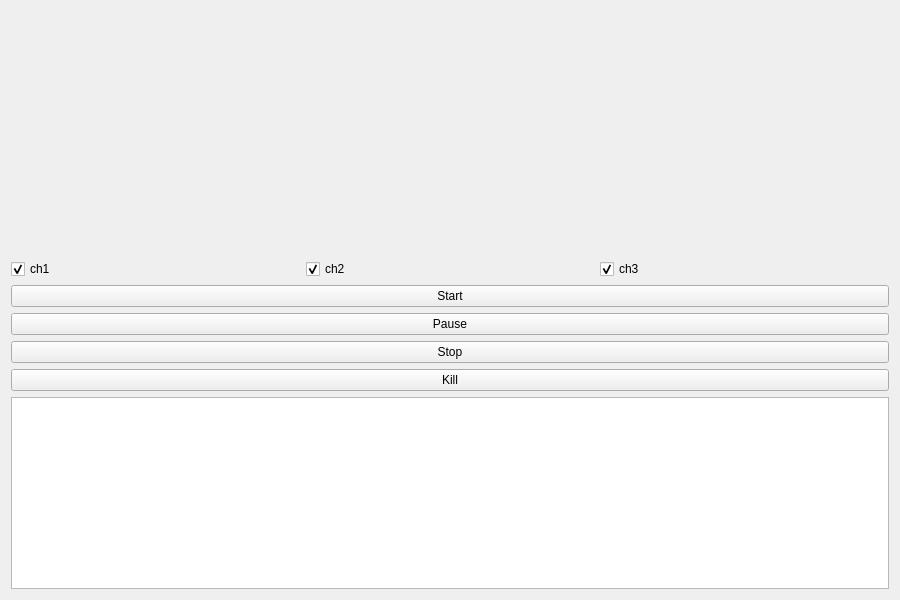
The window that src/test_multi_process_pandas/views/main.ui (lolo26130/test_multi_process_pandas) describes before a commit, drawn with Qt 5.
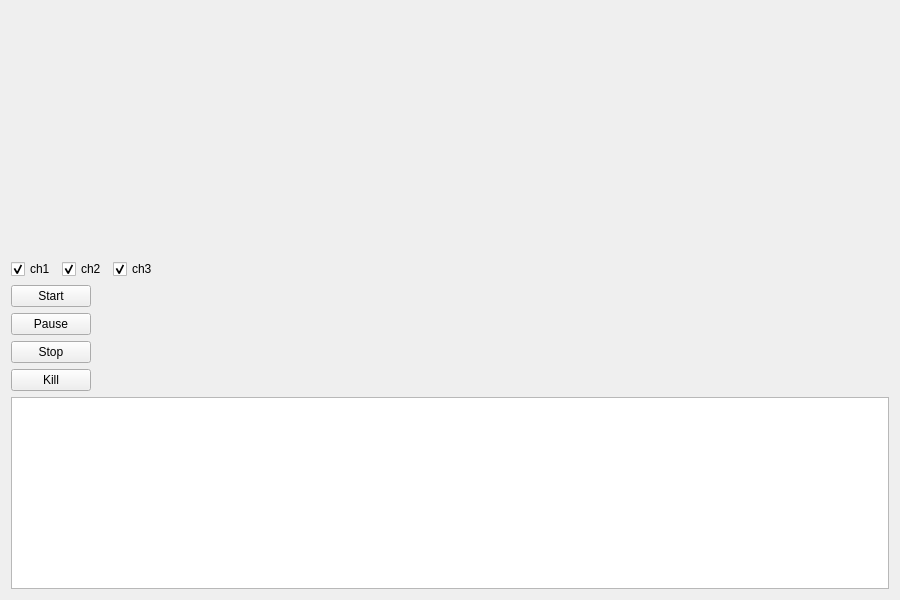
The same window after the commit. Icons and pictures are not drawn. Custom widgets are drawn as their Qt base class.

Commit message: .ui compilation OK , outside class

Patch:
```diff
--- a/src/test_multi_process_pandas/views/main.ui
+++ b/src/test_multi_process_pandas/views/main.ui
@@ -56,9 +56,46 @@
        </property>
       </widget>
      </item>
+     <item>
+      <spacer name="horizontalSpacer_2">
+       <property name="orientation">
+        <enum>Qt::Orientation::Horizontal</enum>
+       </property>
+       <property name="sizeHint" stdset="0">
+        <size>
+         <width>40</width>
+         <height>20</height>
+        </size>
+       </property>
+      </spacer>
+     </item>
     </layout>
    </item>
    <item>
+    <layout class="QGridLayout" name="gridLayout">
+     <item row="3" column="0">
+      <widget class="QPushButton" name="btn_kill">
+       <property name="text">
+        <string>Kill</string>
+       </property>
+       <property name="icon">
+        <iconset resource="../resources/icons/Boutons.qrc">
+         <normaloff>:/icons/process-stop.png</normaloff>:/icons/process-stop.png</iconset>
+       </property>
+      </widget>
+     </item>
+     <item row="2" column="0">
+      <widget class="QPushButton" name="btn_stop">
+       <property name="text">
+        <string>Stop</string>
+       </property>
+       <property name="icon">
+        <iconset resource="../resources/icons/Boutons.qrc">
+         <normaloff>:/record/media-playback-stop-3.png</normaloff>:/record/media-playback-stop-3.png</iconset>
+       </property>
+      </widget>
+     </item>
+     <item row="0" column="0">
     <widget class="QPushButton" name="btn_start">
      <property name="text">
       <string>Start</string>
@@ -69,7 +106,7 @@
      </property>
     </widget>
    </item>
-   <item>
+     <item row="1" column="0">
     <widget class="QPushButton" name="btn_pause">
      <property name="text">
       <string>Pause</string>
@@ -80,27 +117,20 @@
      </property>
     </widget>
    </item>
-   <item>
-    <widget class="QPushButton" name="btn_stop">
-     <property name="text">
-      <string>Stop</string>
-     </property>
-     <property name="icon">
-      <iconset resource="../resources/icons/Boutons.qrc">
-       <normaloff>:/record/media-playback-stop-3.png</normaloff>:/record/media-playback-stop-3.png</iconset>
-     </property>
-    </widget>
-   </item>
-   <item>
-    <widget class="QPushButton" name="btn_kill">
-     <property name="text">
-      <string>Kill</string>
-     </property>
-     <property name="icon">
-      <iconset resource="../resources/icons/Boutons.qrc">
-       <normaloff>:/icons/process-stop.png</normaloff>:/icons/process-stop.png</iconset>
-     </property>
-    </widget>
+     <item row="1" column="1">
+      <spacer name="horizontalSpacer">
+       <property name="orientation">
+        <enum>Qt::Orientation::Horizontal</enum>
+       </property>
+       <property name="sizeHint" stdset="0">
+        <size>
+         <width>40</width>
+         <height>20</height>
+        </size>
+       </property>
+      </spacer>
+     </item>
+    </layout>
    </item>
    <item>
     <widget class="QTextEdit" name="log">
```
Left out of the diff: 2 changed lines with no effect on the pictures. Lines whose indentation alone changed are shown as unchanged. The commit also changes 2 other files.
